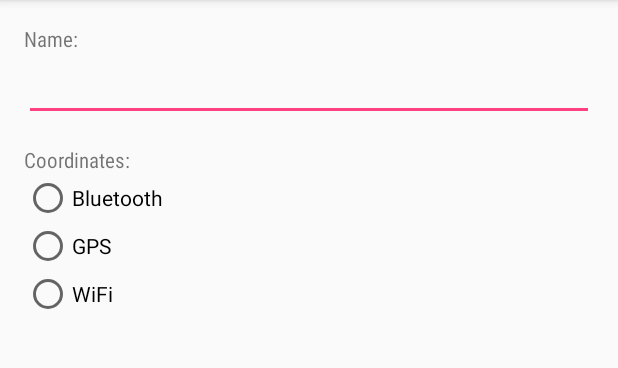
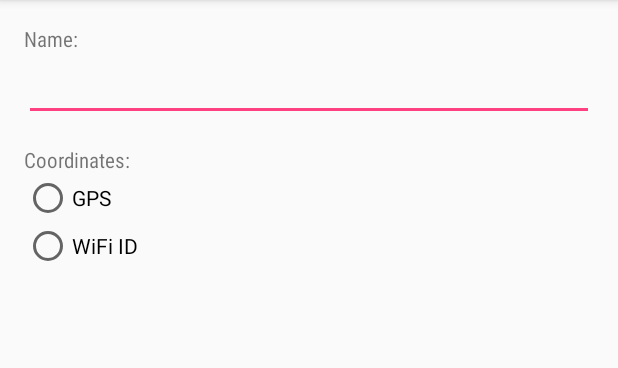
Before and after one commit to goncalo-rodrigues/LocMess, an Android app: the NewLocationActivity screen opened directly, with no data from a screen before it, on a phone screen of 412 x 824 dp, the part 84-452 px from its top. Run offline under Robolectric (Android 15) with nearby library versions, the phone set to English and light mode, and no system bars.

Commit message:
Created missing new location layouts

```diff
--- a/Android/app/src/main/res/layout/activity_new_location.xml
+++ b/Android/app/src/main/res/layout/activity_new_location.xml
@@ -2,7 +2,7 @@
 <android.support.v4.widget.DrawerLayout xmlns:android="http://schemas.android.com/apk/res/android"
     xmlns:app="http://schemas.android.com/apk/res-auto"
     xmlns:tools="http://schemas.android.com/tools"
-    android:id="@+id/activity_main"
+    android:id="@+id/activity_new_location"
     android:layout_width="match_parent"
     android:layout_height="match_parent"
     tools:context="pt.ulisboa.tecnico.locmess.NewLocationActivity">
@@ -35,26 +35,36 @@
             android:layout_height="wrap_content"
             android:fontFamily="sans-serif-condensed" />
 
-        <RadioButton
-            android:text="@string/bluetooth"
+        <RadioGroup
             android:layout_width="match_parent"
             android:layout_height="wrap_content"
-            android:id="@+id/radioButton" />
+            android:orientation="vertical" >
 
             <RadioButton
                 android:text="@string/gps"
                 android:layout_width="match_parent"
                 android:layout_height="wrap_content"
-            android:id="@+id/radioButton2" />
+                android:id="@+id/gps"
+                android:onClick="gpsClicked" />
 
             <RadioButton
                 android:text="@string/wifi"
                 android:layout_width="match_parent"
                 android:layout_height="wrap_content"
-            android:id="@+id/radioButton3" />
+                android:id="@+id/wifi"
+                android:onClick="wifiClicked" />
+
+        </RadioGroup>
+
+        <LinearLayout
+            android:orientation="vertical"
+            android:layout_width="match_parent"
+            android:layout_height="match_parent"
+            android:id="@+id/location_opts" />
 
 
     </LinearLayout>
 
     <include layout="@layout/drawer_layout" />
+
 </android.support.v4.widget.DrawerLayout>
--- a/Android/app/src/main/res/values/strings.xml
+++ b/Android/app/src/main/res/values/strings.xml
@@ -23,8 +23,12 @@
     <string name="from">From:</string>
     <string name="to">To:</string>
     <string name="filters">Filters:</string>
-    <string name="bluetooth">Bluetooth</string>
     <string name="gps">GPS</string>
-    <string name="wifi">WiFi</string>
+    <string name="wifi">WiFi ID</string>
     <string name="icon">icon</string>
+    <string name="latitude">Latitude:</string>
+    <string name="longitude">Longitude:</string>
+    <string name="radius">Radius:</string>
+    <string name="use_my_location">Use my location</string>
+    <string name="choose_from_map">Choose from map</string>
 </resources>
```
Also changed, not shown: Android/app/src/main/java/pt/ulisboa/tecnico/locmess/NewLocationActivity.java (+24 -3 lines), Android/app/src/main/res/layout/new_coord_gps.xml (added, +89 -0 lines), Android/app/src/main/res/layout/new_coord_wifi.xml (added, +10 -0 lines). Lines whose indentation alone changed are shown as unchanged.
